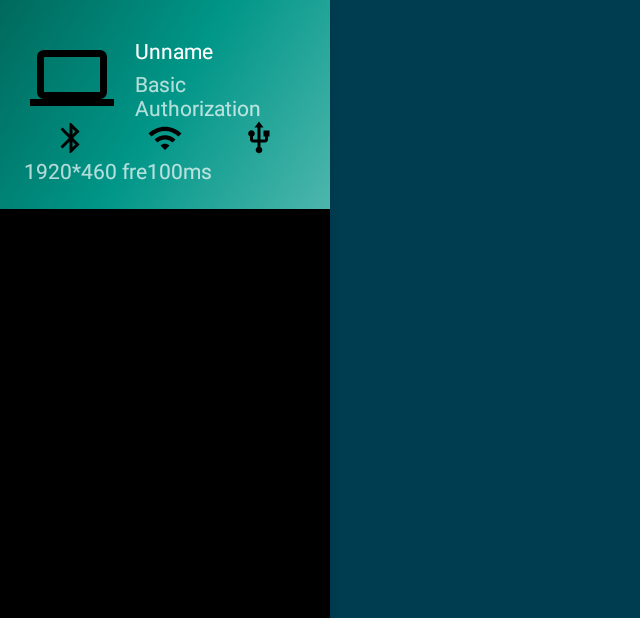
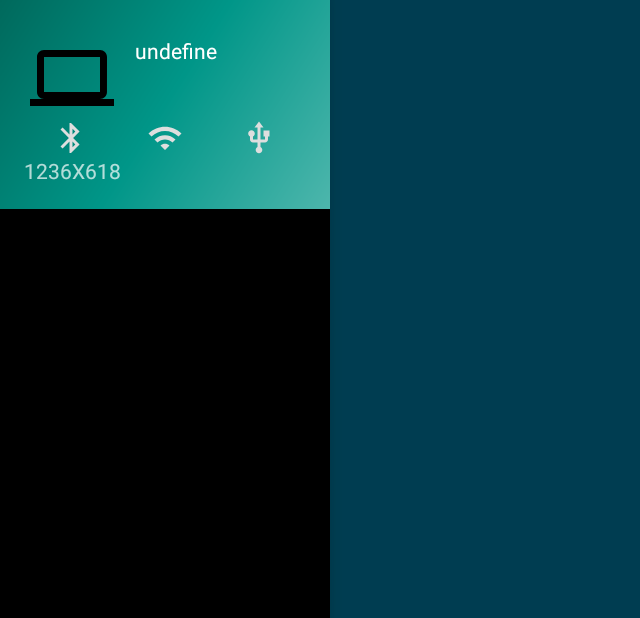
Before and after one commit to PhaseTechnician/SignalPanel, an Android app: the PanelActivity screen opened directly, with no data from a screen before it, with the side drawer open, on a phone screen of 824 x 412 dp (held sideways). Shown: the whole screen, without its empty margins (0-640 px from the left). Run offline under Robolectric (Android 15) with nearby library versions, the phone set to English and light mode, and no system bars; 7 statements that could not run were skipped.

```diff
--- a/app/src/main/java/com/phase/czq/signalpanel/ConfigPanelActivity.java
+++ b/app/src/main/java/com/phase/czq/signalpanel/ConfigPanelActivity.java
@@ -137,6 +137,11 @@ public class ConfigPanelActivity extends AppCompatActivity implements Navigation
             TextView descTextView = header.findViewById(R.id.nav_config_desc);
             panelNameTextView.setText(getIntent().getStringExtra("SignalPanel.panelName"));
             descTextView.setText(getIntent().getStringExtra("SignalPanel.description"));
+            TextView headerMessage = header.findViewById(R.id.nav_header_message);
+            WindowManager windowManager = (WindowManager) context.getSystemService(Context.WINDOW_SERVICE);
+            DisplayMetrics metrics = new DisplayMetrics();
+            windowManager.getDefaultDisplay().getMetrics(metrics);
+            headerMessage.setText(metrics.widthPixels +"X"+ metrics.heightPixels);
         }
         //准备对应的XML对象
         if(PanelOpenMode.CreatNewPanelToConfig.equal(getIntent().getIntExtra("SignalPanel.openMode",PanelOpenMode.undefine.getIndex()))){
--- a/app/src/main/java/com/phase/czq/signalpanel/PanelActivity.java
+++ b/app/src/main/java/com/phase/czq/signalpanel/PanelActivity.java
@@ -2,6 +2,7 @@ package com.phase.czq.signalpanel;
 
 import android.annotation.SuppressLint;
 import android.content.Context;
+import android.graphics.Color;
 import android.os.Message;
 import android.support.annotation.NonNull;
 import android.support.constraint.ConstraintLayout;
@@ -10,6 +11,7 @@ import android.support.v7.app.ActionBar;
 import android.support.v7.app.AppCompatActivity;
 import android.os.Bundle;
 import android.os.Handler;
+import android.util.DisplayMetrics;
 import android.util.Log;
 import android.view.MotionEvent;
 import android.view.View;
@@ -50,6 +52,7 @@ public class PanelActivity extends AppCompatActivity implements NavigationView.O
     Context context=this;
     //主要布局
     private ConstraintLayout mainLayout;
+    private TextView headerMessage;
     private Timer timer;
     private Handler handler =new Handler(){
         @Override
@@ -119,6 +122,24 @@ public class PanelActivity extends AppCompatActivity implements NavigationView.O
         String path = getIntent().getExtras().getString("SignalPanel.XMLPath");
         panelXmlDom = new PanelXmlDom(PanelXmlDom.DomMode.ReadFromFile, path);
         mainLayout = findViewById(R.id.panel_layout_main);
+        //设置侧边栏
+        NavigationView navigationView = findViewById(R.id.nav_config);
+        navigationView.setNavigationItemSelectedListener(this);
+        if(navigationView.getHeaderCount() > 0) {
+            View header = navigationView.getHeaderView(0);
+            TextView panelNameTextView = header.findViewById(R.id.nav_config_panelname);
+            TextView descTextView = header.findViewById(R.id.nav_config_desc);
+            panelNameTextView.setText(panelXmlDom.getHeaderPanelName());
+            descTextView.setText(panelXmlDom.getHeaderAuthor());
+            applyPipleLineMessage((ImageView) header.findViewById(R.id.nav_header_bluetooth_icon),
+                    (ImageView) header.findViewById(R.id.nav_header_wifi_icon),
+                    (ImageView) header.findViewById(R.id.nav_header_USB_icon));
+            headerMessage = header.findViewById(R.id.nav_header_message);
+            WindowManager windowManager = (WindowManager) context.getSystemService(Context.WINDOW_SERVICE);
+            DisplayMetrics metrics = new DisplayMetrics();
+            windowManager.getDefaultDisplay().getMetrics(metrics);
+            headerMessage.setText(metrics.widthPixels +"X"+ metrics.heightPixels);
+        }
         //添加控件
         addPlugsFromXml();
         //设置定时器
@@ -204,6 +225,25 @@ public class PanelActivity extends AppCompatActivity implements NavigationView.O
         }
 
     }
+    public void applyPipleLineMessage(ImageView viewBT,ImageView viewWIFI,ImageView viewUSB){
+        if(ValuePool.blueToothPipeConnect){
+            viewBT.setColorFilter(getColor(R.color.black_dark));
+            viewUSB.setColorFilter(getColor(R.color.black_overlay));
+            viewWIFI.setColorFilter(getColor(R.color.black_overlay));
+        }else if(ValuePool.usbOTGPipeConnect){
+            viewBT.setColorFilter(getColor(R.color.black_overlay));
+            viewUSB.setColorFilter(getColor(R.color.black_dark));
+            viewWIFI.setColorFilter(getColor(R.color.black_overlay));
+        }else if(ValuePool.wifiPipeConnect){
+            viewBT.setColorFilter(getColor(R.color.black_overlay));
+            viewUSB.setColorFilter(getColor(R.color.black_overlay));
+            viewWIFI.setColorFilter(getColor(R.color.black_dark));
+        }else{
+            viewBT.setColorFilter(getColor(R.color.black_overlay));
+            viewUSB.setColorFilter(getColor(R.color.black_overlay));
+            viewWIFI.setColorFilter(getColor(R.color.black_overlay));
+        }
+    }
 
     @SuppressLint("ClickableViewAccessibility")
     private void addButtun(final PlugParams plugParams) {
@@ -280,10 +320,10 @@ public class PanelActivity extends AppCompatActivity implements NavigationView.O
             @Override
             public void onProgressChanged(SeekBar seekBar, int progress, boolean fromUser) {
                 if(progress-lastProgress>0&&plugParams.positiveEnable){
-                    Serial.send(expression.head + Integer.toString(progress)+ expression.foot);
+                    Serial.send(expression.head + progress + expression.foot);
                 }
                 else if(progress-lastProgress<0&&plugParams.negativeEnable){
-                    Serial.send(expression.head + Integer.toString(progress)+ expression.foot);
+                    Serial.send(expression.head + progress + expression.foot);
                 }
                 lastProgress = progress;
             }
@@ -404,14 +444,5 @@ public class PanelActivity extends AppCompatActivity implements NavigationView.O
         }
     }
 
-    @Deprecated
-    static void applyReactor(View view,PlugParams plugParams){
-        view.setOnClickListener(new View.OnClickListener() {
-            @Override
-            public void onClick(View v) {
-
-            }
-        });
-    }
 
 }
--- a/app/src/main/res/layout/nav_header_config_panel.xml
+++ b/app/src/main/res/layout/nav_header_config_panel.xml
@@ -28,7 +28,7 @@
         <LinearLayout
             android:layout_width="match_parent"
             android:layout_height="match_parent"
-            android:layout_marginLeft="10dp"
+            android:layout_marginStart="10dp"
             android:gravity="top"
             android:orientation="vertical">
 
@@ -37,14 +37,12 @@
                 android:layout_width="match_parent"
                 android:layout_height="30dp"
                 android:paddingTop="@dimen/nav_header_vertical_spacing"
-                android:text="Unname"
                 android:textAppearance="@style/TextAppearance.AppCompat.Body1" />
 
             <TextView
                 android:id="@+id/nav_config_desc"
                 android:layout_width="match_parent"
-                android:layout_height="match_parent"
-                android:text="@string/nav_header_subtitle" />
+                android:layout_height="match_parent" />
 
         </LinearLayout>
     </LinearLayout>
--- a/app/src/main/res/values/colors.xml
+++ b/app/src/main/res/values/colors.xml
@@ -4,5 +4,6 @@
     <color name="colorPrimaryDark">#00574B</color>
     <color name="colorAccent">#D81B60</color>
 
-    <color name="black_overlay">#66000000</color>
+    <color name="black_overlay">#DEDEDE</color>
+    <color name="black_dark">#000</color>
 </resources>
```
Also changed, not shown: app/src/main/java/com/phase/czq/signalpanel/MainActivity.java (+5 -8 lines), app/src/main/java/com/phase/czq/signalpanel/Panel/PanelXmlDom.java (+2 -5 lines), app/src/main/java/com/phase/czq/signalpanel/Pipe/PipeLine/BlueToothPipeLine.java (+9 -3 lines), app/src/main/java/com/phase/czq/signalpanel/Pipe/PipeLine/DebugPipe.java (added, +30 -0 lines), app/src/main/java/com/phase/czq/signalpanel/RecycleViewAdapter.java (+18 -1 lines), app/src/main/java/com/phase/czq/signalpanel/tools_value/ValuePool.java (+6 -3 lines), app/src/main/res/values/strings.xml (+12 -7 lines).
